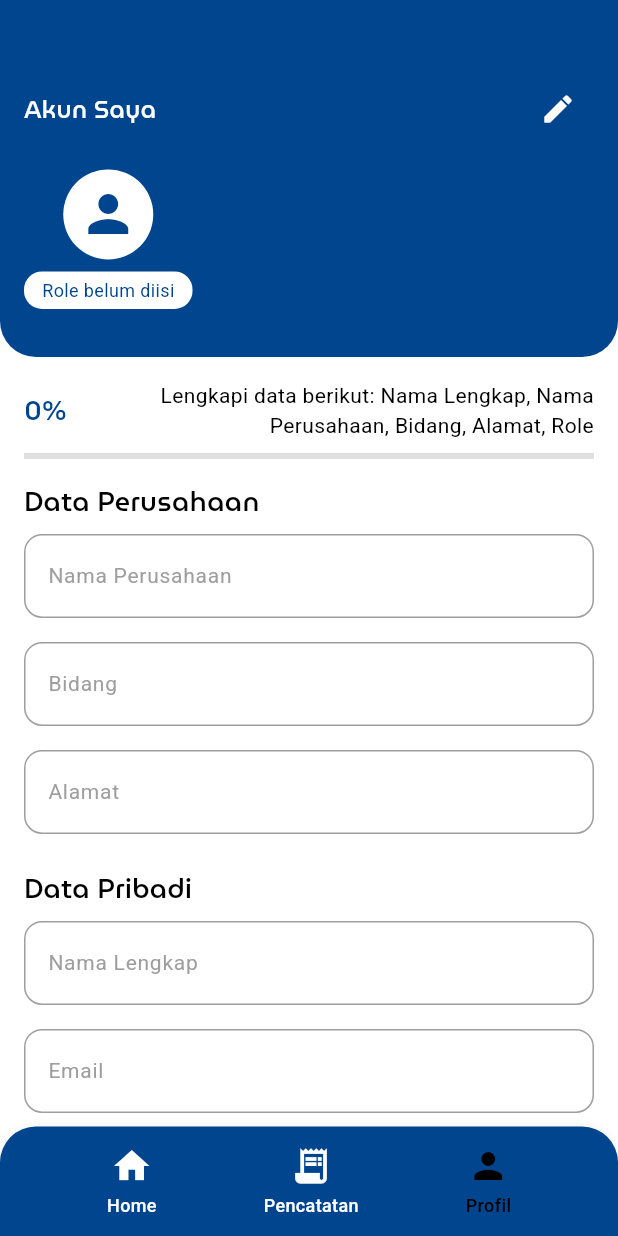
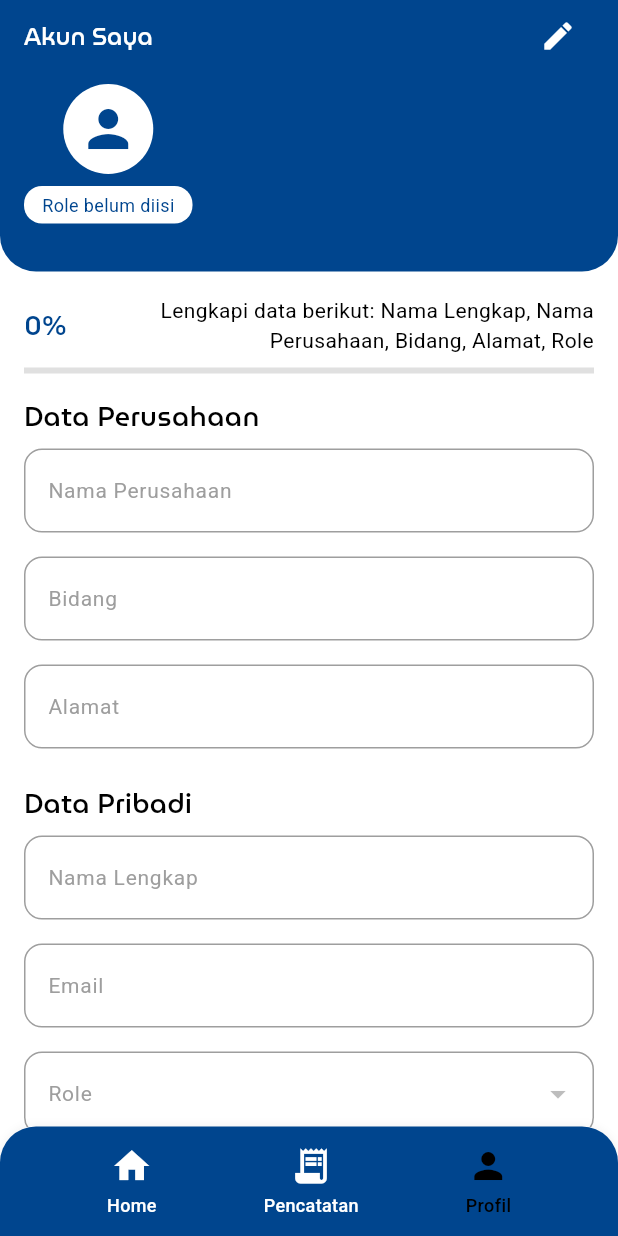
Before and after one commit to HCarrr/KertasinApp, a Flutter app: the ProfilPage screen opened directly, on a phone screen of 412 x 824 dp. Run offline on Flutter 3.47's test engine with Material 3 defaults, Android fonts, the phone set to English and light mode, and no system bars; our stand-ins replace cloud_firestore, firebase_auth, firebase_core, flutter_svg, get, google_sign_in; accounts and stored records are empty; project files that could hold a hidden picture were left out.

Commit message:
feat: pin header

```diff
--- a/lib/controllers/profileController.dart
+++ b/lib/controllers/profileController.dart
@@ -3,15 +3,14 @@ import 'package:firebase_auth/firebase_auth.dart';
 import 'package:flutter/material.dart';
 import 'package:get/get.dart';
 import 'package:google_sign_in/google_sign_in.dart';
-import 'package:kertasinapp/pages/home/HomeScreen.dart';
 import 'package:kertasinapp/pages/login/LoginPage.dart';
 
 class ProfileController extends GetxController {
   final user = FirebaseAuth.instance.currentUser;
 
   // State untuk menentukan mode edit dan loading
-  var isEditing = false.obs; // Menggunakan RxBool untuk state edit
-  var isLoading = false.obs; // Menggunakan RxBool untuk state loading
+  var isEditing = false.obs;
+  var isLoading = false.obs;
 
   // Controller untuk field Data Perusahaan
   final namaPerusahaanController = TextEditingController();
@@ -20,7 +19,7 @@ class ProfileController extends GetxController {
 
   // Controller untuk field Data Pribadi
   final namaLengkapController = TextEditingController();
-  final roleManualController = TextEditingController(); // Controller untuk role manual
+  final roleManualController = TextEditingController();
 
   // Daftar opsi role untuk dropdown
   final List<String> roleOptions = [
@@ -33,24 +32,207 @@ class ProfileController extends GetxController {
   ];
 
   // State untuk role yang dipilih dari dropdown
-  var selectedRole = Rxn<String>(); // Menggunakan Rxn<String> untuk nullable value
-  var showRoleManualField = false.obs; // Menggunakan RxBool untuk menampilkan field role manual
+  var selectedRole = Rxn<String>();
+  var showRoleManualField = false.obs;
+
+  // State untuk data dinamis dari Firestore
+  var userData = Rx<Map<String, dynamic>?>(null);
+  var currentRole = ''.obs;
+  var completionPercentage = 0.0.obs;
+  var incompleteFieldsMessage = ''.obs;
 
   @override
   void onInit() {
     super.onInit();
-    // Inisialisasi controller atau state lain jika diperlukan
+    // Listen to Firestore stream and initialize data
+    listenToUserData();
   }
 
-  @override
-  void onClose() {
-    // Dispose controller untuk menghindari memory leak
-    namaPerusahaanController.dispose();
-    bidangController.dispose();
-    alamatController.dispose();
-    namaLengkapController.dispose();
-    roleManualController.dispose();
-    super.onClose();
+  // Method untuk mendengarkan data dari Firestore dan menginisialisasi field
+  void listenToUserData() {
+    FirebaseFirestore.instance
+        .collection('users')
+        .doc(user?.uid)
+        .snapshots()
+        .listen((DocumentSnapshot snapshot) {
+      if (snapshot.exists) {
+        userData.value = snapshot.data() as Map<String, dynamic>;
+        initializeFields();
+        updateCurrentRole();
+        calculateAndUpdateCompletion();
+      } else {
+        Get.snackbar("Error", "User data not found");
+      }
+    }, onError: (error) {
+      Get.snackbar("Error", "Failed to load user data: $error");
+    });
+  }
+
+  // Method untuk menginisialisasi nilai awal field
+  void initializeFields() {
+    final userName = userData.value?['name'] as String? ?? 'Unknown';
+    final userRole = userData.value?['role'] as String? ?? '';
+
+    if (namaLengkapController.text.isEmpty) {
+      namaLengkapController.text = userName;
+    }
+    if (namaPerusahaanController.text.isEmpty) {
+      namaPerusahaanController.text = userData.value?['namaPerusahaan'] as String? ?? '';
+    }
+    if (bidangController.text.isEmpty) {
+      bidangController.text = userData.value?['bidang'] as String? ?? '';
+    }
+    if (alamatController.text.isEmpty) {
+      alamatController.text = userData.value?['alamat'] as String? ?? '';
+    }
+
+    if (selectedRole.value == null) {
+      if (roleOptions.contains(userRole)) {
+        selectedRole.value = userRole;
+      } else if (userRole.isNotEmpty) {
+        selectedRole.value = 'Lainnya';
+        roleManualController.text = userRole;
+        showRoleManualField.value = true;
+      } else {
+        selectedRole.value = null;
+        roleManualController.text = '';
+        showRoleManualField.value = false;
+      }
+    }
+  }
+
+  // Method untuk memperbarui currentRole
+  void updateCurrentRole() {
+    final userRole = userData.value?['role'] as String? ?? '';
+    if (isEditing.value) {
+      currentRole.value = selectedRole.value == 'Lainnya' ? roleManualController.text : selectedRole.value ?? '';
+    } else {
+      currentRole.value = userRole;
+    }
+  }
+
+  // Method untuk menghitung persentase kelengkapan dan field yang belum diisi
+  void calculateAndUpdateCompletion() {
+    completionPercentage.value = calculateCompletionPercentage(
+      namaLengkapController.text,
+      namaPerusahaanController.text,
+      bidangController.text,
+      alamatController.text,
+      currentRole.value,
+    );
+
+    incompleteFieldsMessage.value = getIncompleteFields(
+      namaLengkapController.text,
+      namaPerusahaanController.text,
+      bidangController.text,
+      alamatController.text,
+      currentRole.value,
+    );
+  }
+
+  // Fungsi untuk menghitung persentase kelengkapan data
+  double calculateCompletionPercentage(
+    String namaLengkap,
+    String namaPerusahaan,
+    String bidang,
+    String alamat,
+    String role,
+  ) {
+    int totalFields = 5;
+    int filledFields = 0;
+
+    if (namaLengkap.isNotEmpty) filledFields++;
+    if (namaPerusahaan.isNotEmpty) filledFields++;
+    if (bidang.isNotEmpty) filledFields++;
+    if (alamat.isNotEmpty) filledFields++;
+    if (role.isNotEmpty) filledFields++;
+
+    return (filledFields / totalFields) * 100;
+  }
+
+  // Fungsi untuk menentukan field yang belum diisi
+  String getIncompleteFields(
+    String namaLengkap,
+    String namaPerusahaan,
+    String bidang,
+    String alamat,
+    String role,
+  ) {
+    List<String> incompleteFields = [];
+    if (namaLengkap.isEmpty) incompleteFields.add("Nama Lengkap");
+    if (namaPerusahaan.isEmpty) incompleteFields.add("Nama Perusahaan");
+    if (bidang.isEmpty) incompleteFields.add("Bidang");
+    if (alamat.isEmpty) incompleteFields.add("Alamat");
+    if (isEditing.value) {
+      if (selectedRole.value == null) {
+        incompleteFields.add("Role");
+      } else if (selectedRole.value == 'Lainnya' && roleManualController.text.isEmpty) {
+        incompleteFields.add("Role (Masukkan Role Manual)");
+      }
+    } else {
+      if (role.isEmpty) incompleteFields.add("Role");
+    }
+
+    if (incompleteFields.isEmpty) {
+      return "Semua data telah lengkap!";
+    } else {
+      return "Lengkapi data berikut: ${incompleteFields.join(", ")}";
+    }
+  }
+
+  // Fungsi untuk menyimpan data ke Firestore
+  Future<void> saveData() async {
+    if (selectedRole.value == 'Lainnya' && roleManualController.text.isEmpty) {
+      Get.snackbar(
+        'Error',
+        'Lengkapi data berikut: Role (Masukkan Role Manual)',
+        backgroundColor: Colors.redAccent,
+        colorText: Colors.white,
+        snackPosition: SnackPosition.BOTTOM,
+      );
+      return;
+    }
+
+    isLoading.value = true;
+
+    try {
+      String finalRole = selectedRole.value == 'Lainnya' ? roleManualController.text : (selectedRole.value ?? '');
+
+      await FirebaseFirestore.instance.collection('users').doc(user?.uid).update({
+        'namaPerusahaan': namaPerusahaanController.text,
+        'bidang': bidangController.text,
+        'alamat': alamatController.text,
+        'name': namaLengkapController.text,
+        'role': finalRole,
+      });
+
+      Get.snackbar(
+        'Berhasil',
+        'Data berhasil disimpan',
+        backgroundColor: Colors.green,
+        colorText: Colors.white,
+        snackPosition: SnackPosition.BOTTOM,
+      );
+
+      isEditing.value = false;
+    } catch (e) {
+      Get.snackbar(
+        'Gagal Menyimpan',
+        e.toString(),
+        backgroundColor: Colors.redAccent,
+        colorText: Colors.white,
+        snackPosition: SnackPosition.BOTTOM,
+      );
+    } finally {
+      isLoading.value = false;
+    }
+  }
+
+  // Fungsi untuk masuk ke mode edit
+  void toggleEditMode() {
+    isEditing.value = !isEditing.value;
+    updateCurrentRole();
+    calculateAndUpdateCompletion();
   }
 
   // Fungsi untuk logout
@@ -84,100 +266,13 @@ class ProfileController extends GetxController {
     }
   }
 
-  // Fungsi untuk menghitung persentase kelengkapan data
-  double calculateCompletionPercentage(String namaLengkap, String namaPerusahaan, String bidang, String alamat, String role) {
-    int totalFields = 5;
-    int filledFields = 0;
-
-    if (namaLengkap.isNotEmpty) filledFields++;
-    if (namaPerusahaan.isNotEmpty) filledFields++;
-    if (bidang.isNotEmpty) filledFields++;
-    if (alamat.isNotEmpty) filledFields++;
-    if (role.isNotEmpty) filledFields++;
-
-    return (filledFields / totalFields) * 100;
-  }
-
-  // Fungsi untuk menentukan field yang belum diisi
-  String getIncompleteFields(String namaLengkap, String namaPerusahaan, String bidang, String alamat, String role) {
-    List<String> incompleteFields = [];
-    if (namaLengkap.isEmpty) incompleteFields.add("Nama Lengkap");
-    if (namaPerusahaan.isEmpty) incompleteFields.add("Nama Perusahaan");
-    if (bidang.isEmpty) incompleteFields.add("Bidang");
-    if (alamat.isEmpty) incompleteFields.add("Alamat");
-    // Periksa field Role dengan logika yang lebih lengkap
-    if (isEditing.value) {
-      // Dalam mode edit, periksa selectedRole dan roleManualController
-      if (selectedRole.value == null) {
-        incompleteFields.add("Role");
-      } else if (selectedRole.value == 'Lainnya' && roleManualController.text.isEmpty) {
-        incompleteFields.add("Role (Masukkan Role Manual)");
-      }
-    } else {
-      // Dalam mode view, gunakan nilai role dari Firestore
-      if (role.isEmpty) incompleteFields.add("Role");
-    }
-
-    if (incompleteFields.isEmpty) {
-      return "Semua data telah lengkap!";
-    } else {
-      return "Lengkapi data berikut: ${incompleteFields.join(", ")}";
-    }
-  }
-
-  // Fungsi untuk menyimpan data ke Firestore
-  Future<void> saveData() async {
-    // Validasi hanya untuk Role jika memilih "Lainnya"
-    if (selectedRole.value == 'Lainnya' && roleManualController.text.isEmpty) {
-      Get.snackbar(
-        'Error',
-        'Lengkapi data berikut: Role (Masukkan Role Manual)',
-        backgroundColor: Colors.redAccent,
-        colorText: Colors.white,
-        snackPosition: SnackPosition.BOTTOM,
-      );
-      return;
-    }
-
-    isLoading.value = true; // Tampilkan loading indicator
-
-    try {
-      // Tentukan nilai role yang akan disimpan
-      String finalRole = selectedRole.value == 'Lainnya' ? roleManualController.text : (selectedRole.value ?? '');
-
-      // Simpan data ke Firestore, gunakan nilai dari controller
-      await FirebaseFirestore.instance.collection('users').doc(user?.uid).update({
-        'namaPerusahaan': namaPerusahaanController.text,
-        'bidang': bidangController.text,
-        'alamat': alamatController.text,
-        'name': namaLengkapController.text,
-        'role': finalRole, // Simpan role ke Firestore
-      });
-
-      Get.snackbar(
-        'Berhasil',
-        'Data berhasil disimpan',
-        backgroundColor: Colors.green,
-        colorText: Colors.white,
-        snackPosition: SnackPosition.BOTTOM,
-      );
-
-      isEditing.value = false; // Keluar dari mode edit setelah menyimpan
-    } catch (e) {
-      Get.snackbar(
-        'Gagal Menyimpan',
-        e.toString(),
-        backgroundColor: Colors.redAccent,
-        colorText: Colors.white,
-        snackPosition: SnackPosition.BOTTOM,
-      );
-    } finally {
-      isLoading.value = false; // Sembunyikan loading indicator
-    }
-  }
-
-  // Fungsi untuk masuk ke mode edit
-  void toggleEditMode() {
-    isEditing.value = true;
+  @override
+  void onClose() {
+    namaPerusahaanController.dispose();
+    bidangController.dispose();
+    alamatController.dispose();
+    namaLengkapController.dispose();
+    roleManualController.dispose();
+    super.onClose();
   }
 }
--- a/lib/pages/profile/ProfilePage.dart
+++ b/lib/pages/profile/ProfilePage.dart
@@ -1,5 +1,3 @@
-import 'package:cloud_firestore/cloud_firestore.dart';
-import 'package:firebase_auth/firebase_auth.dart';
 import 'package:flutter/material.dart';
 import 'package:get/get.dart';
 import 'package:kertasinapp/controllers/profileController.dart';
@@ -15,110 +13,31 @@ class ProfilPage extends StatelessWidget {
     // Inisialisasi controller menggunakan GetX
     final ProfileController controller = Get.put(ProfileController());
 
-    return StreamBuilder<DocumentSnapshot>(
-      stream: FirebaseFirestore.instance
-          .collection('users')
-          .doc(controller.user?.uid)
-          .snapshots(),
-      builder: (context, snapshot) {
+    return Obx(() {
       // Menampilkan loading indicator jika data belum tersedia
-        if (snapshot.connectionState == ConnectionState.waiting || !snapshot.hasData) {
+      if (controller.userData.value == null) {
         return const Center(child: CircularProgressIndicator());
       }
 
-        // Menampilkan pesan error jika ada error
-        if (snapshot.hasError) {
-          return const Center(child: Text("Error loading user data"));
-        }
-
-        // Menampilkan pesan jika data tidak ditemukan
-        if (!snapshot.data!.exists) {
-          return const Center(child: Text("User data not found"));
-        }
-
       // Data tersedia, lanjutkan rendering UI
-        final userData = snapshot.data!.data() as Map<String, dynamic>;
-        final userName = userData['name'] as String? ?? 'Unknown';
-        final userEmail = userData['email'] as String? ?? 'Unknown';
-        final userRole = userData['role'] as String? ?? '';
-
-        // Set nilai awal untuk controller (hanya saat pertama kali data diambil)
-        if (controller.namaLengkapController.text.isEmpty) {
-          controller.namaLengkapController.text = userName;
-        }
-        if (controller.namaPerusahaanController.text.isEmpty) {
-          controller.namaPerusahaanController.text = userData['namaPerusahaan'] as String? ?? '';
-        }
-        if (controller.bidangController.text.isEmpty) {
-          controller.bidangController.text = userData['bidang'] as String? ?? '';
-        }
-        if (controller.alamatController.text.isEmpty) {
-          controller.alamatController.text = userData['alamat'] as String? ?? '';
-        }
-        if (controller.selectedRole.value == null) {
-          if (controller.roleOptions.contains(userRole)) {
-            controller.selectedRole.value = userRole;
-          } else if (userRole.isNotEmpty) {
-            // Hanya atur ke "Lainnya" jika userRole tidak kosong
-            controller.selectedRole.value = 'Lainnya';
-            controller.roleManualController.text = userRole;
-            controller.showRoleManualField.value = true;
-          } else {
-            // Jika userRole kosong, biarkan selectedRole tetap null
-            controller.selectedRole.value = null;
-            controller.roleManualController.text = '';
-            controller.showRoleManualField.value = false;
-          }
-        }
-
-        // Gunakan nilai role yang dinamis (dari dropdown atau field manual jika sedang edit)
-        String currentRole = userRole;
-        if (controller.isEditing.value) {
-          currentRole = controller.selectedRole.value == 'Lainnya' ? controller.roleManualController.text : controller.selectedRole.value ?? '';
-        }
-
-        // Hitung persentase kelengkapan data
-        double completionPercentage = controller.calculateCompletionPercentage(
-          controller.namaLengkapController.text,
-          controller.namaPerusahaanController.text,
-          controller.bidangController.text,
-          controller.alamatController.text,
-          currentRole,
-        );
-
-        // Tentukan field yang belum diisi
-        String incompleteFieldsMessage = controller.getIncompleteFields(
-          controller.namaLengkapController.text,
-          controller.namaPerusahaanController.text,
-          controller.bidangController.text,
-          controller.alamatController.text,
-          currentRole,
-        );
+      final userName = controller.userData.value?['name'] as String? ?? 'Unknown';
+      final userEmail = controller.userData.value?['email'] as String? ?? 'Unknown';
+      final userRole = controller.userData.value?['role'] as String? ?? '';
 
       return Stack(
         children: [
           Scaffold(
             backgroundColor: kColorPureWhite,
-              body: SingleChildScrollView(
-                child: Column(
-                  crossAxisAlignment: CrossAxisAlignment.start,
-                  children: [
-                    // Header
-                    Container(
-                      width: Get.width,
-                      padding: const EdgeInsets.all(16.0),
-                      decoration: BoxDecoration(
-                        color: kColorFirst,
-                        borderRadius: const BorderRadius.only(
-                          bottomLeft: Radius.circular(24),
-                          bottomRight: Radius.circular(24),
-                        ),
-                      ),
-                      child: Column(
-                        crossAxisAlignment: CrossAxisAlignment.start,
-                        children: [
-                          SizedBox(height: Get.height * 0.04),
-                          Row(
+            body: CustomScrollView(
+              slivers: [
+                // Bagian yang dipin: "Akun Saya" dan ikon edit/simpan
+                SliverAppBar(
+                  pinned: true,
+                  backgroundColor: kColorFirst,
+                  elevation: 0,
+                  automaticallyImplyLeading: false,
+                  toolbarHeight: 48.0,
+                  title: Row(
                     mainAxisAlignment: MainAxisAlignment.spaceBetween,
                     children: [
                       Text(
@@ -134,7 +53,7 @@ class ProfilPage extends StatelessWidget {
                                 IconButton(
                                   icon: const Icon(Icons.edit, color: kColorPureWhite),
                                   onPressed: () {
-                                            controller.toggleEditMode(); // Masuk ke mode edit
+                                    controller.toggleEditMode();
                                   },
                                   tooltip: "Edit Profil",
                                 ),
@@ -142,7 +61,6 @@ class ProfilPage extends StatelessWidget {
                                 IconButton(
                                   icon: const Icon(Icons.save, color: kColorPureWhite),
                                   onPressed: () {
-                                            // Tampilkan alert konfirmasi sebelum menyimpan
                                     showDialog(
                                       context: context,
                                       builder: (context) => AlertDialog(
@@ -151,14 +69,14 @@ class ProfilPage extends StatelessWidget {
                                         actions: [
                                           TextButton(
                                             onPressed: () {
-                                                      Navigator.of(context).pop(); // Tutup dialog
+                                              Navigator.of(context).pop();
                                             },
                                             child: const Text("Batal"),
                                           ),
                                           TextButton(
                                             onPressed: () {
-                                                      Navigator.of(context).pop(); // Tutup dialog
-                                                      controller.saveData(); // Simpan data ke Firestore
+                                              Navigator.of(context).pop();
+                                              controller.saveData();
                                             },
                                             child: const Text("Simpan"),
                                           ),
@@ -172,7 +90,26 @@ class ProfilPage extends StatelessWidget {
                           )),
                     ],
                   ),
-                          const SizedBox(height: 16),
+                ),
+                // Konten lainnya (termasuk bagian header yang tidak dipin)
+                SliverToBoxAdapter(
+                  child: Column(
+                    crossAxisAlignment: CrossAxisAlignment.start,
+                    children: [
+                      // Bagian header yang tidak dipin (avatar, nama, email, role)
+                      Container(
+                        width: Get.width,
+                        padding: const EdgeInsets.fromLTRB(16.0, 8.0, 16.0, 16.0),
+                        decoration: BoxDecoration(
+                          color: kColorFirst,
+                          borderRadius: const BorderRadius.only(
+                            bottomLeft: Radius.circular(24),
+                            bottomRight: Radius.circular(24),
+                          ),
+                        ),
+                        child: Column(
+                          crossAxisAlignment: CrossAxisAlignment.start,
+                          children: [
                             Row(
                               crossAxisAlignment: CrossAxisAlignment.start,
                               children: [
@@ -198,7 +135,7 @@ class ProfilPage extends StatelessWidget {
                                         borderRadius: BorderRadius.circular(12),
                                       ),
                                       child: Text(
-                                      userRole.isNotEmpty ? userRole : 'Role belum diisi', // Tampilkan pesan default jika kosong
+                                        userRole.isNotEmpty ? userRole : 'Role belum diisi',
                                         style: TStyle.caption.copyWith(
                                           color: kColorFirst,
                                         ),
@@ -217,8 +154,8 @@ class ProfilPage extends StatelessWidget {
                                           color: kColorPureWhite,
                                           fontSize: 20,
                                         ),
-                                      maxLines: 1, // Batasi ke 1 baris
-                                      overflow: TextOverflow.ellipsis, // Tambahkan ellipsis jika terlalu panjang
+                                        maxLines: 1,
+                                        overflow: TextOverflow.ellipsis,
                                       ),
                                       const SizedBox(height: 4),
                                       Text(
@@ -248,7 +185,7 @@ class ProfilPage extends StatelessWidget {
                             Row(
                               children: [
                                 Text(
-                                "${completionPercentage.toStringAsFixed(0)}%", // Tampilkan persentase
+                                  "${controller.completionPercentage.value.toStringAsFixed(0)}%",
                                   style: TStyle.subtitle1.copyWith(
                                     color: kColorFirst,
                                     fontSize: 18,
@@ -258,7 +195,7 @@ class ProfilPage extends StatelessWidget {
                                 Expanded(
                                   child: Text(
                                     textAlign: TextAlign.right,
-                                  incompleteFieldsMessage, // Tampilkan field yang belum diisi
+                                    controller.incompleteFieldsMessage.value,
                                     style: TStyle.body2.copyWith(
                                       color: Colors.black,
                                     ),
@@ -268,7 +205,7 @@ class ProfilPage extends StatelessWidget {
                             ),
                             const SizedBox(height: 8),
                             LinearProgressIndicator(
-                            value: completionPercentage / 100, // Gunakan persentase untuk progress bar
+                              value: controller.completionPercentage.value / 100,
                               backgroundColor: Colors.grey[300],
                               valueColor: const AlwaysStoppedAnimation<Color>(
                                 kColorFirst,
@@ -466,6 +403,8 @@ class ProfilPage extends StatelessWidget {
                     ],
                   ),
                 ),
+              ],
+            ),
             bottomNavigationBar: Container(
               padding: const EdgeInsets.symmetric(vertical: 12),
               decoration: BoxDecoration(
@@ -523,8 +462,7 @@ class ProfilPage extends StatelessWidget {
               : const SizedBox.shrink()),
         ],
       );
-      },
-    );
+    });
   }
 
   // Widget terpisah untuk dropdown role
@@ -566,6 +504,8 @@ class ProfilPage extends StatelessWidget {
                       if (!controller.showRoleManualField.value) {
                         controller.roleManualController.clear();
                       }
+                      controller.updateCurrentRole();
+                      controller.calculateAndUpdateCompletion();
                     }
                   : null,
             ),
@@ -573,6 +513,10 @@ class ProfilPage extends StatelessWidget {
               const SizedBox(height: 16),
               TextFormField(
                 controller: controller.roleManualController,
+                onChanged: (value) {
+                  controller.updateCurrentRole();
+                  controller.calculateAndUpdateCompletion();
+                },
                 decoration: InputDecoration(
                   labelText: "Masukkan Role",
                   labelStyle: TStyle.body2.copyWith(
```
Lines whose indentation alone changed are shown as unchanged.
